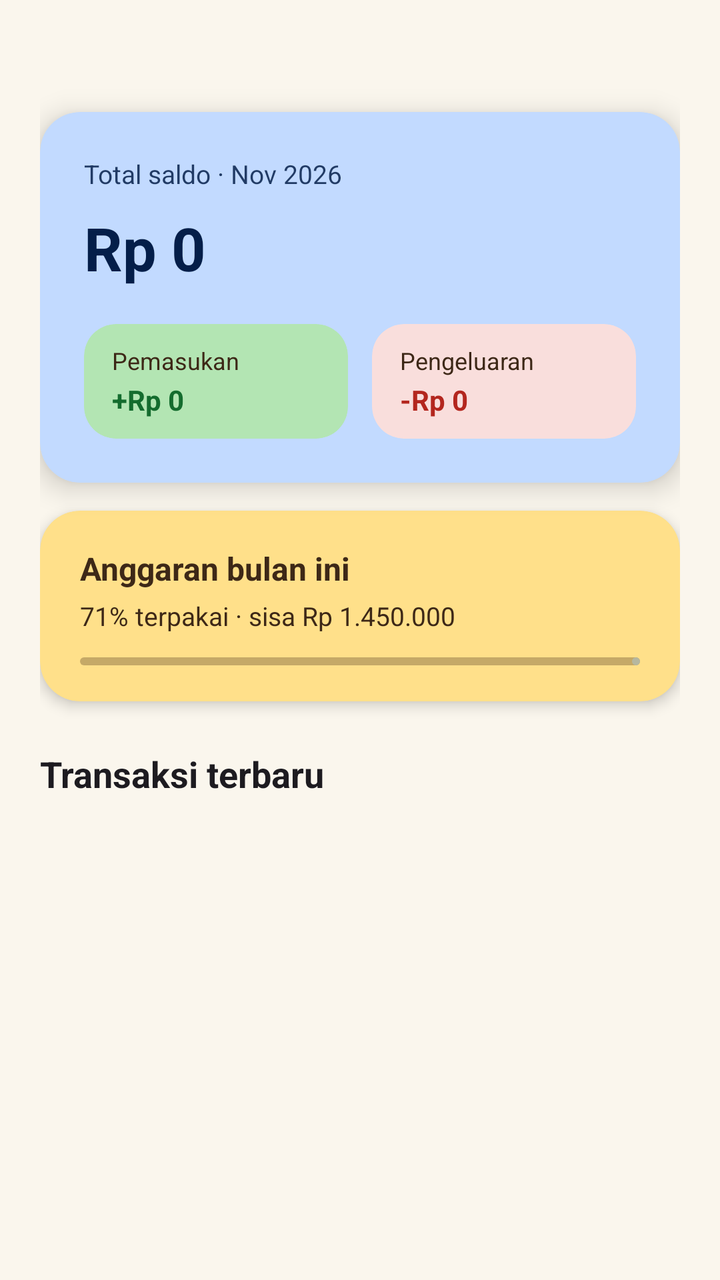
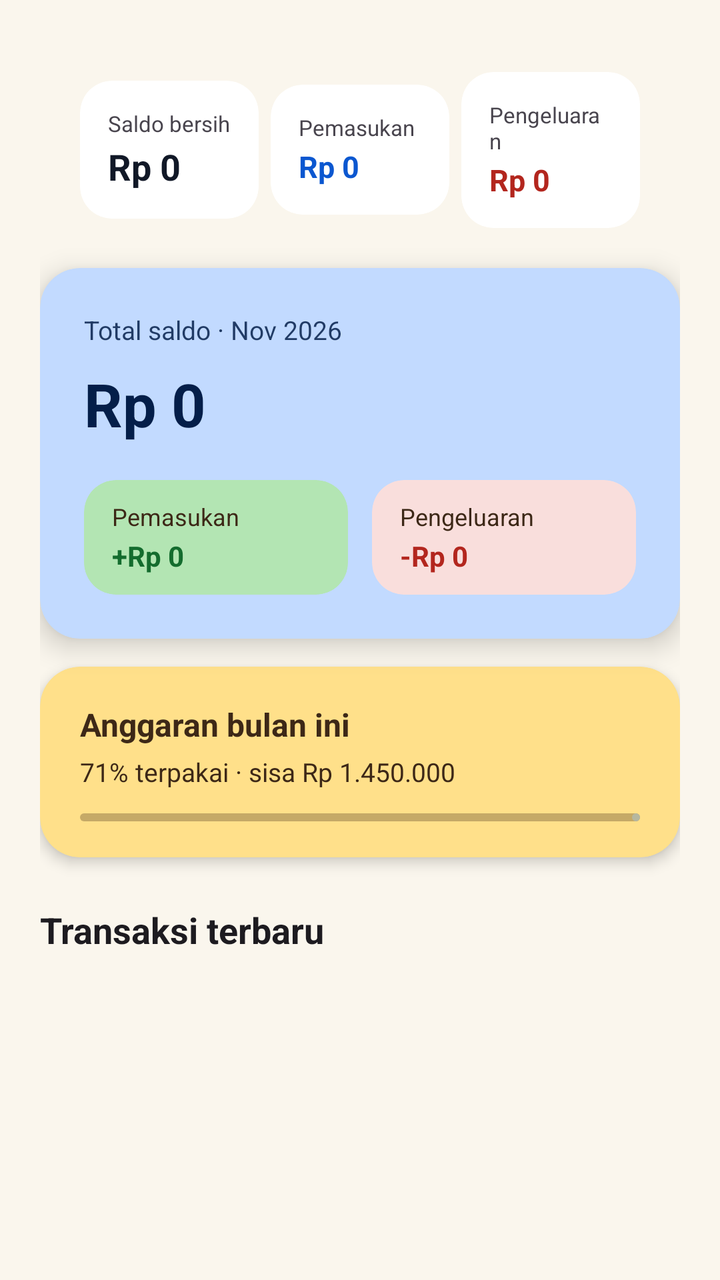

Compare the two renders of this Android layout. The source of the first and the diff that turns it into the second are given below.
<!-- AndroidManifest.xml: application theme Theme.Keuangan -->
<!-- res/layout/fragment_home.xml -->
<?xml version="1.0" encoding="utf-8"?>
<androidx.core.widget.NestedScrollView
    xmlns:android="http://schemas.android.com/apk/res/android"
    xmlns:app="http://schemas.android.com/apk/res-auto"
    android:layout_width="match_parent"
    android:layout_height="match_parent"
    android:background="?attr/colorBackground"
    android:clipToPadding="false"
    android:paddingBottom="120dp"
    android:fillViewport="true">

    <LinearLayout
        android:layout_width="match_parent"
        android:layout_height="wrap_content"
        android:orientation="vertical"
        android:paddingHorizontal="20dp"
        android:paddingTop="36dp">

        
        <com.google.android.material.card.MaterialCardView
            android:layout_width="match_parent"
            android:layout_height="wrap_content"
            android:layout_marginTop="20dp"
            app:cardBackgroundColor="?attr/colorPrimaryContainer"
            app:cardCornerRadius="20dp"
            app:cardElevation="8dp"
            app:strokeWidth="0dp">

            <LinearLayout
                android:layout_width="match_parent"
                android:layout_height="wrap_content"
                android:orientation="vertical"
                android:padding="22dp">

                <TextView
                    android:layout_width="wrap_content"
                    android:layout_height="wrap_content"
                    android:text="Total saldo · Nov 2026"
                    android:textColor="?attr/colorOnPrimaryContainer"
                    android:alpha="0.85"
                    android:textSize="13sp" />

                <TextView
                    android:id="@+id/tvTotalBalance"
                    android:layout_width="wrap_content"
                    android:layout_height="wrap_content"
                    android:layout_marginTop="8dp"
                    android:text="Rp 0"
                    android:textColor="?attr/colorOnPrimaryContainer"
                    android:textSize="30sp"
                    android:textStyle="bold" />

                <LinearLayout
                    android:layout_width="match_parent"
                    android:layout_height="wrap_content"
                    android:layout_marginTop="18dp"
                    android:orientation="horizontal">

                    
                    <com.google.android.material.card.MaterialCardView
                        android:layout_width="0dp"
                        android:layout_height="wrap_content"
                        android:layout_weight="1"
                        android:layout_marginEnd="6dp"
                        app:cardBackgroundColor="@color/income_container"
                        app:cardCornerRadius="16dp"
                        app:cardElevation="0dp"
                        app:strokeWidth="0dp">

                        <LinearLayout
                            android:layout_width="match_parent"
                            android:layout_height="wrap_content"
                            android:orientation="vertical"
                            android:paddingHorizontal="14dp"
                            android:paddingVertical="10dp">

                            <TextView
                                android:layout_width="wrap_content"
                                android:layout_height="wrap_content"
                                android:text="Pemasukan"
                                android:textColor="?attr/colorOnTertiaryContainer"
                                android:textSize="12sp" />

                            <TextView
                                android:id="@+id/tvTotalIncome"
                                android:layout_width="wrap_content"
                                android:layout_height="wrap_content"
                                android:layout_marginTop="2dp"
                                android:text="+Rp 0"
                                android:textColor="@color/income_green"
                                android:textSize="14sp"
                                android:textStyle="bold" />
                        </LinearLayout>
                    </com.google.android.material.card.MaterialCardView>

                    
                    <com.google.android.material.card.MaterialCardView
                        android:layout_width="0dp"
                        android:layout_height="wrap_content"
                        android:layout_weight="1"
                        android:layout_marginStart="6dp"
                        app:cardBackgroundColor="@color/expense_container"
                        app:cardCornerRadius="16dp"
                        app:cardElevation="0dp"
                        app:strokeWidth="0dp">

                        <LinearLayout
                            android:layout_width="match_parent"
                            android:layout_height="wrap_content"
                            android:orientation="vertical"
                            android:paddingHorizontal="14dp"
                            android:paddingVertical="10dp">

                            <TextView
                                android:layout_width="wrap_content"
                                android:layout_height="wrap_content"
                                android:text="Pengeluaran"
                                android:textColor="?attr/colorOnTertiaryContainer"
                                android:textSize="12sp" />

                            <TextView
                                android:id="@+id/tvTotalExpense"
                                android:layout_width="wrap_content"
                                android:layout_height="wrap_content"
                                android:layout_marginTop="2dp"
                                android:text="-Rp 0"
                                android:textColor="@color/expense_red"
                                android:textSize="14sp"
                                android:textStyle="bold" />
                        </LinearLayout>
                    </com.google.android.material.card.MaterialCardView>
                </LinearLayout>
            </LinearLayout>
        </com.google.android.material.card.MaterialCardView>

        
        <com.google.android.material.card.MaterialCardView
            android:layout_width="match_parent"
            android:layout_height="wrap_content"
            android:layout_marginTop="14dp"
            app:cardBackgroundColor="?attr/colorTertiaryContainer"
            app:cardCornerRadius="20dp"
            app:cardElevation="4dp"
            app:strokeWidth="0dp">

            <LinearLayout
                android:layout_width="match_parent"
                android:layout_height="wrap_content"
                android:orientation="vertical"
                android:paddingHorizontal="20dp"
                android:paddingVertical="18dp">

                <TextView
                    android:layout_width="wrap_content"
                    android:layout_height="wrap_content"
                    android:text="Anggaran bulan ini"
                    android:textColor="?attr/colorOnTertiaryContainer"
                    android:textSize="16sp"
                    android:textStyle="bold" />

                <TextView
                    android:id="@+id/tvBudgetSubtitle"
                    android:layout_width="wrap_content"
                    android:layout_height="wrap_content"
                    android:layout_marginTop="4dp"
                    android:text="71% terpakai · sisa Rp 1.450.000"
                    android:textColor="?attr/colorOnTertiaryContainer"
                    android:textSize="13sp" />

                <com.google.android.material.progressindicator.LinearProgressIndicator
                    android:id="@+id/pbBudget"
                    android:layout_width="match_parent"
                    android:layout_height="8dp"
                    android:layout_marginTop="12dp"
                    android:progress="71"
                    app:indicatorColor="?attr/colorTertiary"
                    app:trackColor="?attr/colorOnTertiaryContainer"
                    android:alpha="0.3"
                    app:trackCornerRadius="4dp" />
            </LinearLayout>
        </com.google.android.material.card.MaterialCardView>

        
        <LinearLayout
            android:layout_width="match_parent"
            android:layout_height="wrap_content"
            android:layout_marginTop="24dp"
            android:layout_marginBottom="12dp"
            android:gravity="center_vertical"
            android:orientation="horizontal">

            <TextView
                android:layout_width="0dp"
                android:layout_height="wrap_content"
                android:layout_weight="1"
                android:text="Transaksi terbaru"
                android:textColor="?attr/colorOnBackground"
                android:textSize="18sp"
                android:textStyle="bold" />
        </LinearLayout>

        <TextView
            android:id="@+id/tvEmptyState"
            android:layout_width="match_parent"
            android:layout_height="wrap_content"
            android:layout_marginTop="20dp"
            android:gravity="center"
            android:text="Belum ada transaksi"
            android:textColor="?attr/colorOnSurfaceVariant"
            android:textSize="14sp"
            android:visibility="gone" />

        <androidx.recyclerview.widget.RecyclerView
            android:id="@+id/rvTransactions"
            android:layout_width="match_parent"
            android:layout_height="wrap_content"
            android:nestedScrollingEnabled="false" />
    </LinearLayout>
</androidx.core.widget.NestedScrollView>
<!-- resources referenced by this layout -->
<resources>
  <color name="expense_container">#F9DEDC</color>
  <color name="expense_red">#B3261E</color>
  <color name="income_container">#B3E5B3</color>
  <color name="income_green">#146C2E</color>
  <style name="Theme.Keuangan" parent="Theme.Material3.DayNight.NoActionBar">
          <item name="colorPrimary">@color/md_theme_light_primary</item>
          <item name="colorOnPrimary">@color/md_theme_light_onPrimary</item>
          <item name="colorPrimaryContainer">@color/md_theme_light_primaryContainer</item>
          <item name="colorOnPrimaryContainer">@color/md_theme_light_onPrimaryContainer</item>
          <item name="colorTertiary">@color/chart_food</item>
          <item name="colorOnTertiary">#FFFFFF</item>
          <item name="colorTertiaryContainer">#FFE08A</item>
          <item name="colorOnTertiaryContainer">#3D2817</item>
          <item name="android:colorBackground">@color/md_theme_light_background</item>
          <item name="colorSurface">@color/md_theme_light_surface</item>
          <item name="colorOnSurface">@color/md_theme_light_onSurface</item>
          <item name="colorSurfaceContainer">@color/md_theme_light_surfaceContainer</item>
          <item name="colorOnSurfaceVariant">#49454E</item>
          <item name="colorOutline">#79747E</item>
          <item name="android:statusBarColor">@color/md_theme_light_background</item>
          <item name="android:windowLightStatusBar">true</item>
      </style>
  <color name="md_theme_light_primary">#0B57D0</color>
  <color name="md_theme_light_onPrimary">#FFFFFF</color>
  <color name="md_theme_light_primaryContainer">#C2DAFF</color>
  <color name="md_theme_light_onPrimaryContainer">#041E49</color>
  <color name="chart_food">#0B57D0</color>
  <color name="md_theme_light_background">#FAF6ED</color>
  <color name="md_theme_light_surface">#FFFFFF</color>
  <color name="md_theme_light_onSurface">#111827</color>
  <color name="md_theme_light_surfaceContainer">#FAF6ED</color>
</resources>

<!-- the commit's change to res/layout/fragment_home.xml (unified diff, before → after) -->
@@ -15,6 +15,120 @@
         android:orientation="vertical"
         android:paddingHorizontal="20dp"
         android:paddingTop="36dp">
+
+        
+        <LinearLayout
+            android:id="@+id/headerBalance"
+            android:layout_width="match_parent"
+            android:layout_height="wrap_content"
+            android:orientation="horizontal"
+            android:gravity="center_vertical"
+            android:paddingHorizontal="20dp">
+
+            <com.google.android.material.card.MaterialCardView
+                android:layout_width="0dp"
+                android:layout_height="wrap_content"
+                android:layout_weight="1"
+                app:cardBackgroundColor="?attr/colorSurface"
+                app:cardCornerRadius="16dp"
+                app:cardElevation="0dp"
+                app:strokeWidth="0dp">
+
+                <LinearLayout
+                    android:layout_width="match_parent"
+                    android:layout_height="wrap_content"
+                    android:orientation="vertical"
+                    android:padding="14dp">
+
+                    <TextView
+                        android:layout_width="wrap_content"
+                        android:layout_height="wrap_content"
+                        android:text="@string/header_total"
+                        android:textColor="?attr/colorOnSurfaceVariant"
+                        android:textSize="11sp" />
+
+                    <TextView
+                        android:id="@+id/tvHeaderBalance"
+                        android:layout_width="wrap_content"
+                        android:layout_height="wrap_content"
+                        android:layout_marginTop="2dp"
+                        android:text="@string/zero_amount"
+                        android:textColor="?attr/colorOnSurface"
+                        android:textSize="18sp"
+                        android:textStyle="bold" />
+                </LinearLayout>
+            </com.google.android.material.card.MaterialCardView>
+
+            <com.google.android.material.card.MaterialCardView
+                android:layout_width="0dp"
+                android:layout_height="wrap_content"
+                android:layout_weight="1"
+                android:layout_marginStart="6dp"
+                app:cardBackgroundColor="?attr/colorSurface"
+                app:cardCornerRadius="16dp"
+                app:cardElevation="0dp"
+                app:strokeWidth="0dp">
+
+                <LinearLayout
+                    android:layout_width="match_parent"
+                    android:layout_height="wrap_content"
+                    android:orientation="vertical"
+                    android:padding="14dp">
+
+                    <TextView
+                        android:layout_width="wrap_content"
+                        android:layout_height="wrap_content"
+                        android:text="@string/header_income"
+                        android:textColor="?attr/colorOnSurfaceVariant"
+                        android:textSize="11sp" />
+
+                    <TextView
+                        android:id="@+id/tvHeaderIncome"
+                        android:layout_width="wrap_content"
+                        android:layout_height="wrap_content"
+                        android:layout_marginTop="2dp"
+                        android:text="@string/zero_amount"
+                        android:textColor="?attr/colorPrimary"
+                        android:textSize="15sp"
+                        android:textStyle="bold" />
+                </LinearLayout>
+            </com.google.android.material.card.MaterialCardView>
+
+            <com.google.android.material.card.MaterialCardView
+                android:layout_width="0dp"
+                android:layout_height="wrap_content"
+                android:layout_weight="1"
+                android:layout_marginStart="6dp"
+                app:cardBackgroundColor="?attr/colorSurface"
+                app:cardCornerRadius="16dp"
+                app:cardElevation="0dp"
+                app:strokeWidth="0dp">
+
+                <LinearLayout
+                    android:layout_width="match_parent"
+                    android:layout_height="wrap_content"
+                    android:orientation="vertical"
+                    android:padding="14dp">
+
+                    <TextView
+                        android:layout_width="wrap_content"
+                        android:layout_height="wrap_content"
+                        android:text="@string/header_expense"
+                        android:textColor="?attr/colorOnSurfaceVariant"
+                        android:textSize="11sp" />
+
+                    <TextView
+                        android:id="@+id/tvHeaderExpense"
+                        android:layout_width="wrap_content"
+                        android:layout_height="wrap_content"
+                        android:layout_marginTop="2dp"
+                        android:text="@string/zero_amount"
+                        android:textColor="?attr/colorError"
+                        android:textSize="15sp"
+                        android:textStyle="bold" />
+                </LinearLayout>
+            </com.google.android.material.card.MaterialCardView>
+        </LinearLayout>
 
         
         <com.google.android.material.card.MaterialCardView
<!-- resource entries referenced after the edit -->
@@ -4,6 +4,10 @@
   <color name="expense_red">#B3261E</color>
   <color name="income_container">#B3E5B3</color>
   <color name="income_green">#146C2E</color>
+  <string name="header_expense">Pengeluaran</string>
+  <string name="header_income">Pemasukan</string>
+  <string name="header_total">Saldo bersih</string>
+  <string name="zero_amount">Rp 0</string>
   <style name="Theme.Keuangan" parent="Theme.Material3.DayNight.NoActionBar">
           <item name="colorPrimary">@color/md_theme_light_primary</item>
           <item name="colorOnPrimary">@color/md_theme_light_onPrimary</item>
